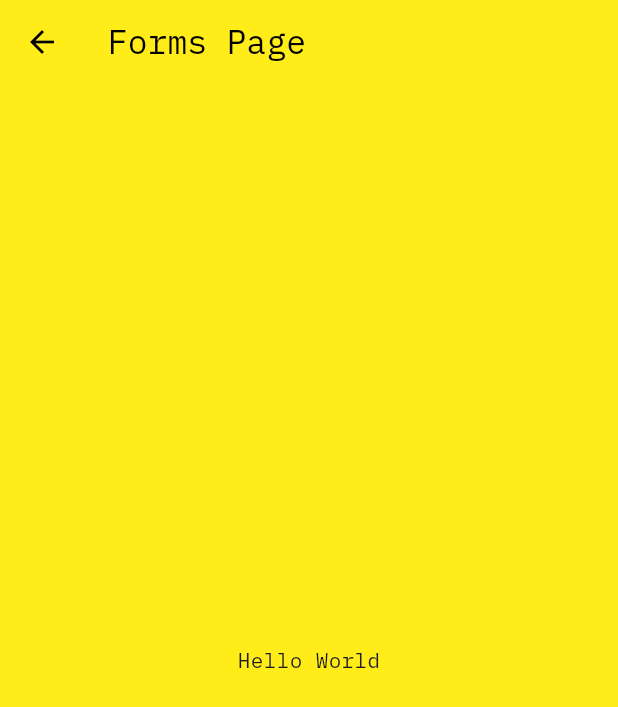
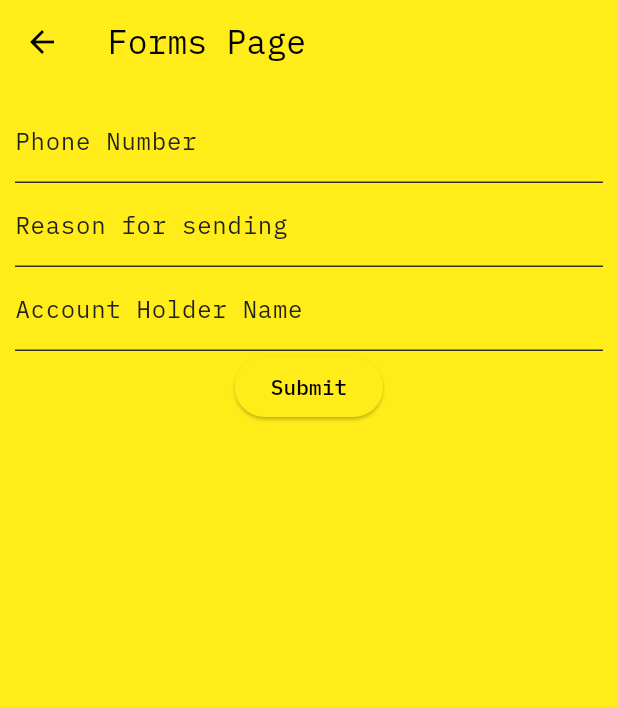
Before and after one commit to TBD54566975/didpay, a Flutter app: the FormsPage screen opened directly, on a phone screen of 412 x 824 dp. Shown: the top 707 px of the screen. Run offline on Flutter 3.47's test engine with Material 3 defaults, Android fonts, the light colour scheme and no system bars; drawn by our look-alikes of flutter_form_builder; our stand-ins replace flutter_hooks, flutter_secure_storage, hooks_riverpod, shared_preferences, webview_flutter; missing offline and left inert: web5_flutter; accounts and stored records are empty.

Commit message:
now renders form

```diff
--- a/frontend/lib/features/forms/SchemaForms.dart
+++ b/frontend/lib/features/forms/SchemaForms.dart
@@ -1,14 +1,117 @@
 import 'package:flutter/material.dart';
+
+
+import 'package:flutter/material.dart';
+import 'package:flutter_form_builder/flutter_form_builder.dart';
+import 'dart:convert';
+
+class DynamicJsonForm extends StatelessWidget {
+  final String jsonSchemaString;
+
+  DynamicJsonForm({Key? key, required this.jsonSchemaString}) : super(key: key);
+
+  @override
+  Widget build(BuildContext context) {
+    final jsonSchema = json.decode(jsonSchemaString);
+    List<Widget> formFields = [];
+
+    if (jsonSchema['properties'] != null) {
+      jsonSchema['properties'].forEach((key, value) {
+        formFields.add(FormBuilderTextField(
+          name: key,
+          decoration: InputDecoration(
+            labelText: value['title'] ?? key,
+            hintText: value['description'],
+          ),
+          validator: (value) {
+            if (jsonSchema['required']?.contains(key) ?? false && (value == null || value.isEmpty)) {
+              return 'This field cannot be empty';
+            }
+            var minLength = jsonSchema['properties'][key]['minLength'] as int?;
+            var maxLength = jsonSchema['properties'][key]['maxLength'] as int?;
+            var pattern = jsonSchema['properties'][key]['pattern'] as String?;
+
+            if (value != null && minLength != null && value.length < minLength) {
+              return 'Minimum length is $minLength';
+            }
+            if (value != null && maxLength != null && value.length > maxLength) {
+              return 'Maximum length is $maxLength';
+            }
+            if (value != null && pattern != null && !RegExp(pattern).hasMatch(value)) {
+              return 'Invalid format';
+            }
+            return null;
+          },
+        ));
+      });
+    }
+
+    return FormBuilder(
+      autovalidateMode: AutovalidateMode.onUserInteraction,
+      child: SingleChildScrollView(
+        child: Column(
+          children: [
+            ...formFields,
+            ElevatedButton(
+              onPressed: () {
+                // Implement submission logic
+              },
+              child: Text('Submit'),
+            ),
+          ],
+        ),
+      ),
+    );
+  }
+}
+
 
 class FormsPage extends StatelessWidget {
   const FormsPage({super.key});
 
   @override
   Widget build(BuildContext context) {
+    // Define the JSON schema string
+    String jsonSchema = r'''
+{
+  "$schema": "http://json-schema.org/draft-07/schema",
+  "type": "object",
+  "properties": {
+    "accountNumber": {
+      "type": "string",
+      "description": "Mobile Money account number of the Recipient",
+      "title": "Phone Number",
+      "minLength": 12,
+      "maxLength": 12,
+      "pattern": "^+2332[0-9]{8}$"
+    },
+    "reason": {
+      "title": "Reason for sending",
+      "description": "To abide by the travel rules and financial reporting requirements, the reason for sending money",
+      "type": "string"
+    },
+    "accountHolderName": {
+      "type": "string",
+      "title": "Account Holder Name",
+      "description": "Name of the account holder as it appears on the Mobile Money account",
+      "pattern": "^[A-Za-zs'-]+$",
+      "maxLength": 32
+    }
+  },
+  "required": [
+    "accountNumber",
+    "accountHolderName",
+    "reason"
+  ],
+  "additionalProperties": false
+}
+    ''';
+
     return Scaffold(
-      appBar: AppBar(title: Text('Forms Page')), // Update the title as needed
-      body: Center(
-        child: Text('Hello World'),
+      appBar: AppBar(title: Text('Forms Page')),
+      body: Padding(
+        padding: EdgeInsets.all(10),
+        child: DynamicJsonForm(jsonSchemaString: jsonSchema),
       ),
     );
   }
--- a/frontend/pubspec.yaml
+++ b/frontend/pubspec.yaml
@@ -26,6 +26,7 @@ dependencies:
   intl: ^0.18.1
   webview_flutter: ^4.4.2
   shared_preferences: ^2.2.2
+  flutter_form_builder: ^9.2.0
 
 dev_dependencies:
   flutter_test:
```
Also changed, not shown: frontend/pubspec.lock.
